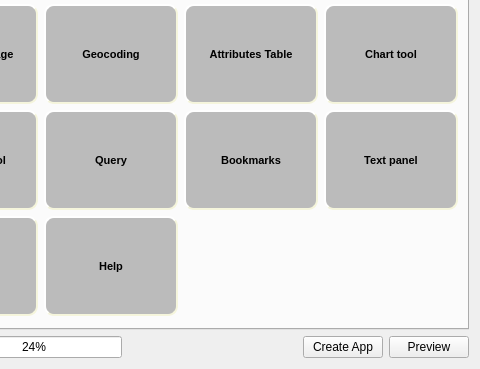
Old version of the form src/webappbuilder/ui_maindialog.ui in the repository planetfederal/qgis-webappbuilder-plugin; both pictures show x 118 to 598 and y 400 to 769 of the 598 by 769 pixel window.
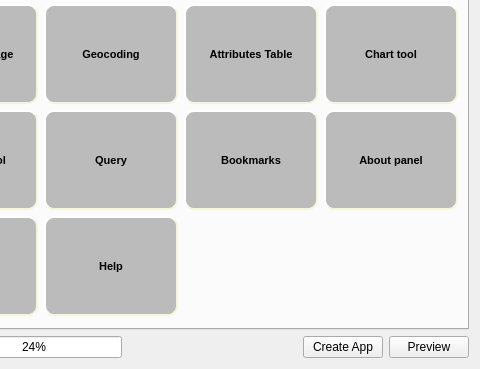
New version of the form. The open tabs and pages were chosen to show the change. Icons and pictures are not drawn.

Commit message: text panel is now about panel

What changed in the file:
```diff
--- a/src/webappbuilder/ui_maindialog.ui
+++ b/src/webappbuilder/ui_maindialog.ui
@@ -1379,7 +1379,7 @@
  }</string>
          </property>
          <property name="text">
-          <string>Text panel</string>
+          <string>About panel</string>
          </property>
          <property name="icon">
           <iconset resource="resources.qrc">
```
Left out of the diff: 2 changed lines with no effect on the pictures. The commit also changes 7 other files.
